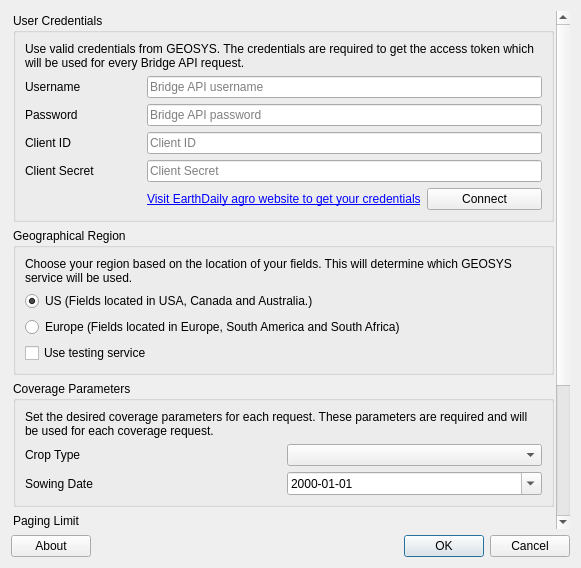
The window that geosys/ui/templates/options_dialog_base.ui (earthdaily/qgis-plugin) describes before a commit, drawn with Qt 5.
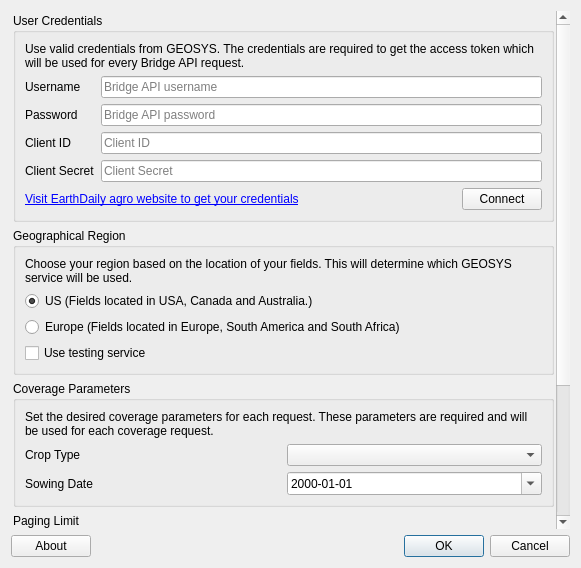
The same window after the commit.

Commit message: Moved the portal link description to the left to align with other descriptions

```diff
--- a/geosys/ui/templates/options_dialog_base.ui
+++ b/geosys/ui/templates/options_dialog_base.ui
@@ -58,8 +58,8 @@
          <property name="title">
           <string>User Credentials</string>
          </property>
-         <layout class="QGridLayout" name="gridLayout_5">
-          <item row="0" column="0" colspan="3">
+         <layout class="QGridLayout" name="gridLayout_10">
+          <item row="0" column="0" colspan="2">
            <widget class="QLabel" name="credentials_label">
             <property name="text">
              <string>Use valid credentials from GEOSYS. The credentials are required to get the access token which will be used for every Bridge API request.</string>
@@ -76,7 +76,7 @@
             </property>
            </widget>
           </item>
-          <item row="1" column="1" colspan="2">
+          <item row="1" column="1">
            <widget class="QLineEdit" name="username_form">
             <property name="minimumSize">
              <size>
@@ -99,7 +99,7 @@
             </property>
            </widget>
           </item>
-          <item row="2" column="1" colspan="2">
+          <item row="2" column="1">
            <widget class="QLineEdit" name="password_form">
             <property name="minimumSize">
              <size>
@@ -128,7 +128,7 @@
             </property>
            </widget>
           </item>
-          <item row="3" column="1" colspan="2">
+          <item row="3" column="1">
            <widget class="QLineEdit" name="client_id_form">
             <property name="minimumSize">
              <size>
@@ -157,7 +157,7 @@
             </property>
            </widget>
           </item>
-          <item row="4" column="1" colspan="2">
+          <item row="4" column="1">
            <widget class="QLineEdit" name="client_secret_form">
             <property name="minimumSize">
              <size>
@@ -176,25 +176,42 @@
             </property>
            </widget>
           </item>
-          <item row="5" column="2">
-           <widget class="QPushButton" name="connect_button">
-            <property name="text">
-             <string>Connect</string>
-            </property>
-           </widget>
-          </item>
-          <item row="5" column="1">
-           <widget class="QLabel" name="visit_geosys_label">
-            <property name="text">
-             <string>&lt;html&gt;&lt;head/&gt;&lt;body&gt;&lt;p&gt;&lt;a href=&quot;https://earthdailyagro.com/geosys-api/&quot;&gt;&lt;span style=&quot; text-decoration: underline; color:#0000ff;&quot;&gt;Visit EarthDaily agro website to get your credentials&lt;/span&gt;&lt;/a&gt;&lt;/p&gt;&lt;/body&gt;&lt;/html&gt;</string>
-            </property>
-            <property name="textFormat">
-             <enum>Qt::AutoText</enum>
-            </property>
-            <property name="openExternalLinks">
-             <bool>true</bool>
-            </property>
-           </widget>
+          <item row="5" column="0" colspan="2">
+           <layout class="QGridLayout" name="gridLayout_5">
+            <item row="0" column="0">
+             <widget class="QLabel" name="visit_geosys_label">
+              <property name="text">
+               <string>&lt;html&gt;&lt;head/&gt;&lt;body&gt;&lt;p&gt;&lt;a href=&quot;https://earthdailyagro.com/geosys-api/&quot;&gt;&lt;span style=&quot; text-decoration: underline; color:#0000ff;&quot;&gt;Visit EarthDaily agro website to get your credentials&lt;/span&gt;&lt;/a&gt;&lt;/p&gt;&lt;/body&gt;&lt;/html&gt;</string>
+              </property>
+              <property name="textFormat">
+               <enum>Qt::AutoText</enum>
+              </property>
+              <property name="openExternalLinks">
+               <bool>true</bool>
+              </property>
+             </widget>
+            </item>
+            <item row="0" column="2">
+             <widget class="QPushButton" name="connect_button">
+              <property name="text">
+               <string>Connect</string>
+              </property>
+             </widget>
+            </item>
+            <item row="0" column="1">
+             <spacer name="horizontalSpacer_2">
+              <property name="orientation">
+               <enum>Qt::Horizontal</enum>
+              </property>
+              <property name="sizeHint" stdset="0">
+               <size>
+                <width>40</width>
+                <height>20</height>
+               </size>
+              </property>
+             </spacer>
+            </item>
+           </layout>
           </item>
          </layout>
         </widget>
```
Left out of the diff: 68 changed lines with no effect on the pictures.
